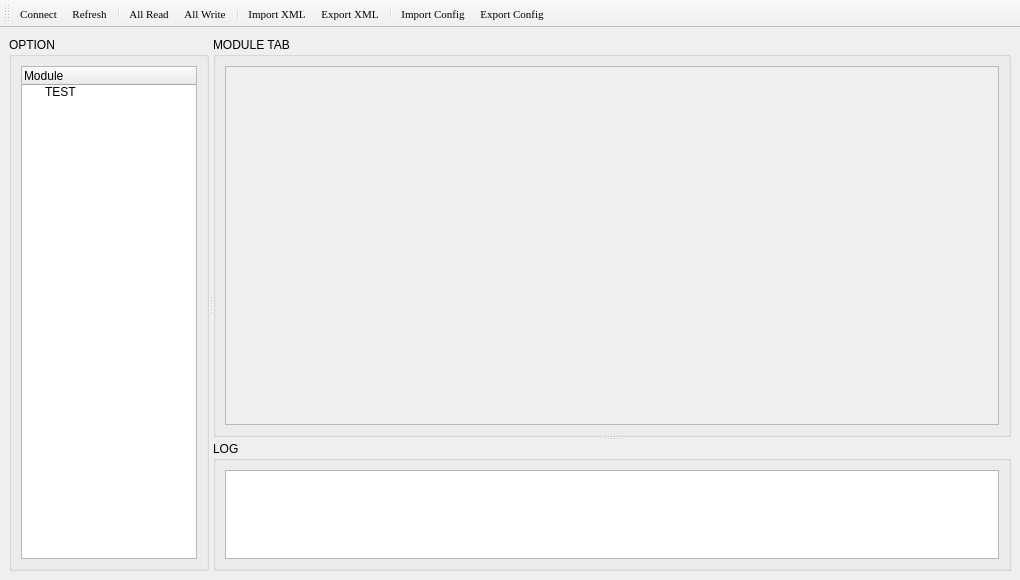
First picture: the form in xml_module_tab.ui, repository HuJingwen1211/MCISP, before the edit.
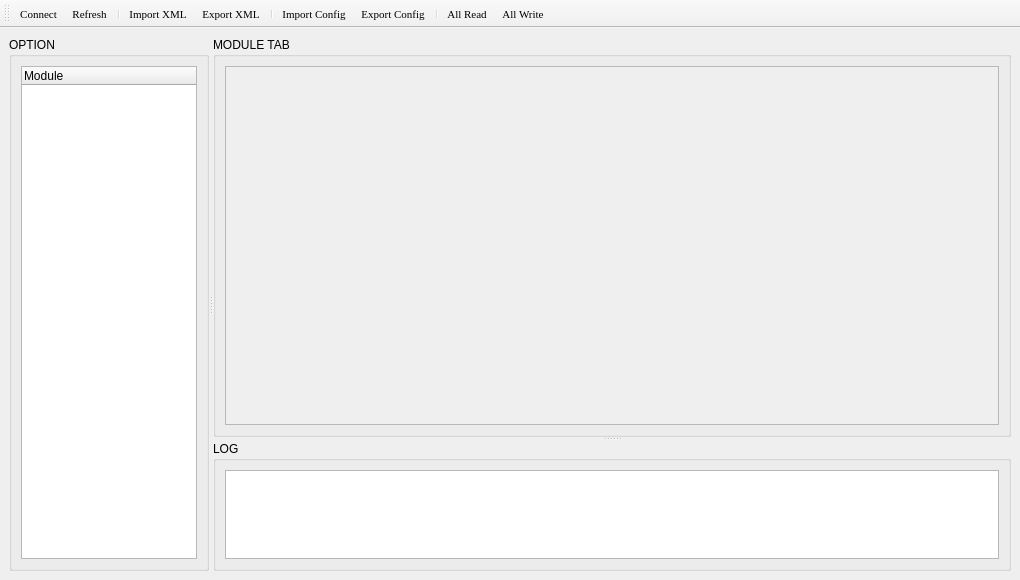
Second picture: the form after the edit. Icons and pictures are not drawn.

Diff of the .ui file:
```diff
--- a/xml_module_tab.ui
+++ b/xml_module_tab.ui
@@ -65,11 +65,6 @@
             <string>Module</string>
            </property>
           </column>
-          <item>
-           <property name="text">
-            <string>TEST</string>
-           </property>
-          </item>
          </widget>
         </item>
        </layout>
@@ -155,14 +150,14 @@
    <addaction name="connect_action"/>
    <addaction name="refresh_action"/>
    <addaction name="separator"/>
-   <addaction name="all_read_action"/>
-   <addaction name="all_write_action"/>
-   <addaction name="separator"/>
    <addaction name="import_xml_action"/>
    <addaction name="export_xml_action"/>
    <addaction name="separator"/>
    <addaction name="import_config_action"/>
    <addaction name="export_config_action"/>
+   <addaction name="separator"/>
+   <addaction name="all_read_action"/>
+   <addaction name="all_write_action"/>
   </widget>
   <action name="connect_action">
    <property name="icon">
```
Left out of the diff: 4 changed lines with no effect on the pictures.
